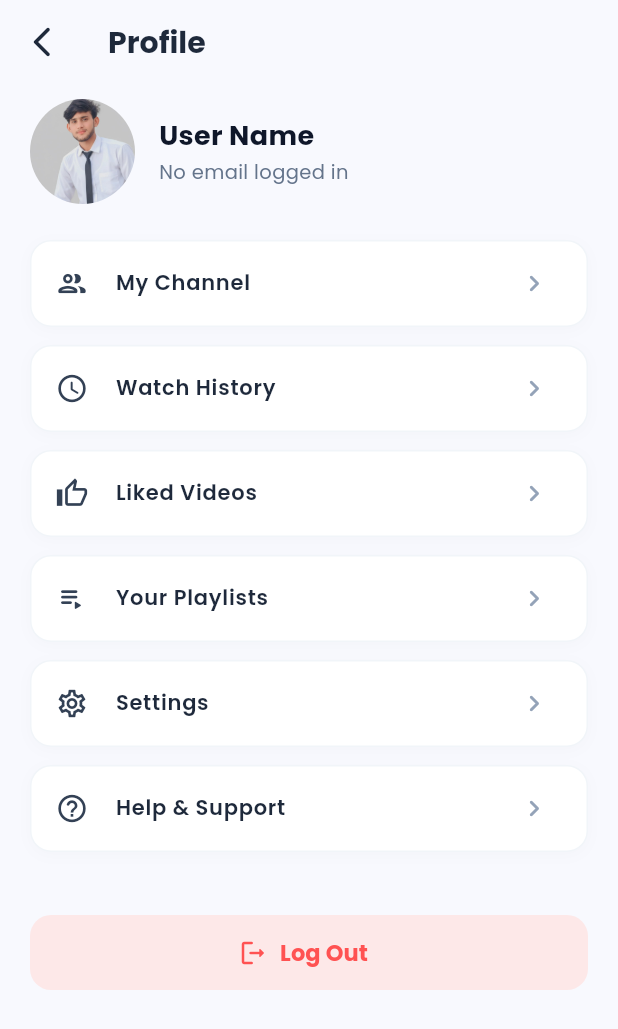
After one commit to mianzainjhandir/Streamly_App, a Flutter app: the ProfileScreen screen opened directly, after a tap on "My Channel", on a phone screen of 412 x 824 dp. The commit adds this screen. Shown: the top 1029 px of the screen. Run offline on Flutter 3.47's test engine with Material 3 defaults, Android fonts, the phone set to English and light mode, and no system bars; our stand-ins replace cloud_firestore, firebase_auth, firebase_core, gap, get, google_fonts; accounts and stored records are empty.

Commit message:
I added profile screen.

```diff
--- a/lib/screens/home.dart
+++ b/lib/screens/home.dart
@@ -1,6 +1,8 @@
 import 'package:flutter/material.dart';
 import 'package:gap/gap.dart';
+import 'package:get/get.dart';
 import 'package:google_fonts/google_fonts.dart';
+import 'profile/view.dart';
 
 class HomeScreen extends StatefulWidget {
   const HomeScreen({super.key});
@@ -117,7 +119,9 @@ class _HomeScreenState extends State<HomeScreen> {
                       const Gap(4),
                       // 2. PROFILE IMAGE (Aap yahan apni profile pic ka name set kar sakte hain)
                       GestureDetector(
-                        onTap: () {},
+                        onTap: () {
+                          Get.to(() => const ProfileScreen());
+                        },
                         child: ClipRRect(
                           borderRadius: BorderRadius.circular(18),
                           child: Image.asset(
--- /dev/null
+++ b/lib/screens/profile/view.dart
@@ -0,0 +1,249 @@
+import 'package:cloud_firestore/cloud_firestore.dart';
+import 'package:firebase_auth/firebase_auth.dart';
+import 'package:flutter/material.dart';
+import 'package:gap/gap.dart';
+import 'package:get/get.dart';
+import 'package:google_fonts/google_fonts.dart';
+import '../login/view.dart';
+
+class ProfileScreen extends StatefulWidget {
+  const ProfileScreen({super.key});
+
+  @override
+  State<ProfileScreen> createState() => _ProfileScreenState();
+}
+
+class _ProfileScreenState extends State<ProfileScreen> {
+  final User? currentUser = FirebaseAuth.instance.currentUser;
+  String userName = '';
+  String userEmail = '';
+
+  @override
+  void initState() {
+    super.initState();
+    _fetchUserData();
+  }
+
+  Future<void> _fetchUserData() async {
+    if (currentUser != null) {
+      userEmail = currentUser!.email ?? '';
+      try {
+        DocumentSnapshot userDoc = await FirebaseFirestore.instance
+            .collection('docUser')
+            .doc(currentUser!.uid)
+            .get();
+
+        if (userDoc.exists && userDoc.data() != null) {
+          Map<String, dynamic> data = userDoc.data() as Map<String, dynamic>;
+          setState(() {
+            userName = data['name'] ?? data['username'] ?? 'User';
+          });
+        } else {
+          setState(() {
+            userName = currentUser!.displayName ?? 'User';
+          });
+        }
+      } catch (e) {
+        setState(() {
+          userName = currentUser!.displayName ?? 'User';
+        });
+      }
+    }
+  }
+
+  void _logOut() async {
+    await FirebaseAuth.instance.signOut();
+    Get.offAll(() => const LogInPage());
+  }
+
+  @override
+  Widget build(BuildContext context) {
+    return Scaffold(
+      backgroundColor: const Color(0xFFF8F9FE),
+      appBar: AppBar(
+        backgroundColor: const Color(0xFFF8F9FE),
+        elevation: 0,
+        leading: IconButton(
+          icon: const Icon(Icons.arrow_back_ios_new_rounded, color: Color(0xFF1E293B)),
+          onPressed: () => Get.back(),
+        ),
+        title: Text(
+          'Profile',
+          style: GoogleFonts.poppins(
+            color: const Color(0xFF1E293B),
+            fontSize: 20,
+            fontWeight: FontWeight.bold,
+          ),
+        ),
+        centerTitle: false,
+      ),
+      body: SafeArea(
+        child: SingleChildScrollView(
+          padding: const EdgeInsets.symmetric(horizontal: 20, vertical: 10),
+          child: Column(
+            children: [
+              // User Profile Info Section
+              Row(
+                children: [
+                  ClipRRect(
+                    borderRadius: BorderRadius.circular(40),
+                    child: Image.asset(
+                      'assets/images/profile.jpg', // Same image as home screen
+                      width: 70,
+                      height: 70,
+                      fit: BoxFit.cover,
+                      errorBuilder: (context, error, stackTrace) {
+                        return Container(
+                          width: 70,
+                          height: 70,
+                          decoration: const BoxDecoration(
+                            color: Color(0xFF3B82F6),
+                            shape: BoxShape.circle,
+                          ),
+                          child: const Icon(
+                            Icons.person,
+                            color: Colors.white,
+                            size: 40,
+                          ),
+                        );
+                      },
+                    ),
+                  ),
+                  const Gap(16),
+                  Expanded(
+                    child: Column(
+                      crossAxisAlignment: CrossAxisAlignment.start,
+                      children: [
+                        Text(
+                          userName.isNotEmpty ? userName : 'User Name',
+                          style: GoogleFonts.poppins(
+                            color: const Color(0xFF0F172A),
+                            fontSize: 18,
+                            fontWeight: FontWeight.bold,
+                          ),
+                        ),
+                        const Gap(2),
+                        Text(
+                          userEmail.isNotEmpty ? userEmail : 'No email logged in',
+                          style: GoogleFonts.poppins(
+                            color: const Color(0xFF64748B),
+                            fontSize: 13,
+                          ),
+                        ),
+                      ],
+                    ),
+                  ),
+                ],
+              ),
+
+              const Gap(24),
+
+              // Menu Options Cards
+              _buildMenuItem(
+                icon: Icons.people_outline_rounded,
+                title: 'My Channel',
+                onTap: () {},
+              ),
+              _buildMenuItem(
+                icon: Icons.access_time_rounded,
+                title: 'Watch History',
+                onTap: () {},
+              ),
+              _buildMenuItem(
+                icon: Icons.thumb_up_alt_outlined,
+                title: 'Liked Videos',
+                onTap: () {},
+              ),
+              _buildMenuItem(
+                icon: Icons.playlist_play_rounded,
+                title: 'Your Playlists',
+                onTap: () {},
+              ),
+              _buildMenuItem(
+                icon: Icons.settings_outlined,
+                title: 'Settings',
+                onTap: () {},
+              ),
+              _buildMenuItem(
+                icon: Icons.help_outline_rounded,
+                title: 'Help & Support',
+                onTap: () {},
+              ),
+
+              const Gap(30),
+
+              // Log Out Button
+              SizedBox(
+                width: double.infinity,
+                height: 50,
+                child: ElevatedButton.icon(
+                  onPressed: _logOut,
+                  style: ElevatedButton.styleFrom(
+                    backgroundColor: const Color(0xFFFDE8E8),
+                    elevation: 0,
+                    shape: RoundedRectangleBorder(
+                      borderRadius: BorderRadius.circular(14),
+                    ),
+                  ),
+                  icon: const Icon(Icons.logout_rounded, color: Colors.redAccent, size: 20),
+                  label: Text(
+                    'Log Out',
+                    style: GoogleFonts.poppins(
+                      color: Colors.redAccent,
+                      fontSize: 15,
+                      fontWeight: FontWeight.bold,
+                    ),
+                  ),
+                ),
+              ),
+
+              const Gap(20),
+            ],
+          ),
+        ),
+      ),
+    );
+  }
+
+  Widget _buildMenuItem({
+    required IconData icon,
+    required String title,
+    required VoidCallback onTap,
+  }) {
+    return Container(
+      margin: const EdgeInsets.only(bottom: 12),
+      decoration: BoxDecoration(
+        color: Colors.white,
+        borderRadius: BorderRadius.circular(14),
+        border: Border.all(color: const Color(0xFFF1F5F9)),
+        boxShadow: [
+          BoxShadow(
+            color: Colors.black.withValues(alpha: 0.02),
+            blurRadius: 8,
+            offset: const Offset(0, 2),
+          ),
+        ],
+      ),
+      child: ListTile(
+        onTap: onTap,
+        shape: RoundedRectangleBorder(
+          borderRadius: BorderRadius.circular(14),
+        ),
+        leading: Icon(icon, color: const Color(0xFF334155), size: 22),
+        title: Text(
+          title,
+          style: GoogleFonts.poppins(
+            color: const Color(0xFF1E293B),
+            fontSize: 14,
+            fontWeight: FontWeight.w600,
+          ),
+        ),
+        trailing: const Icon(
+          Icons.chevron_right_rounded,
+          color: Color(0xFF94A3B8),
+          size: 22,
+        ),
+      ),
+    );
+  }
+}
```
